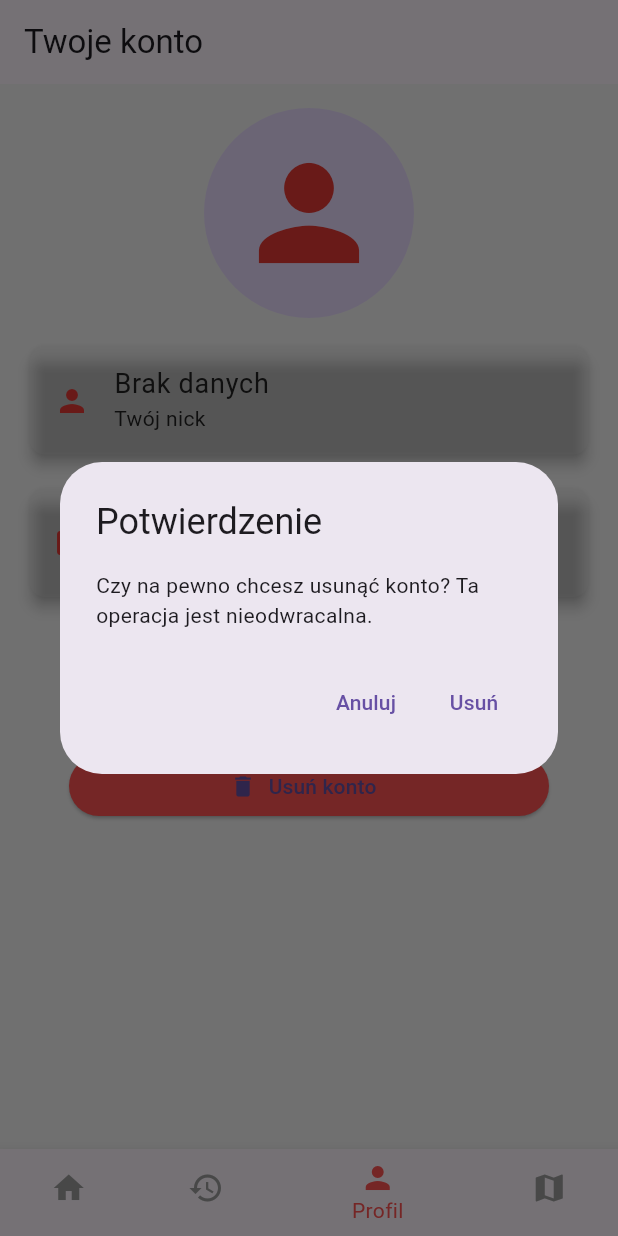
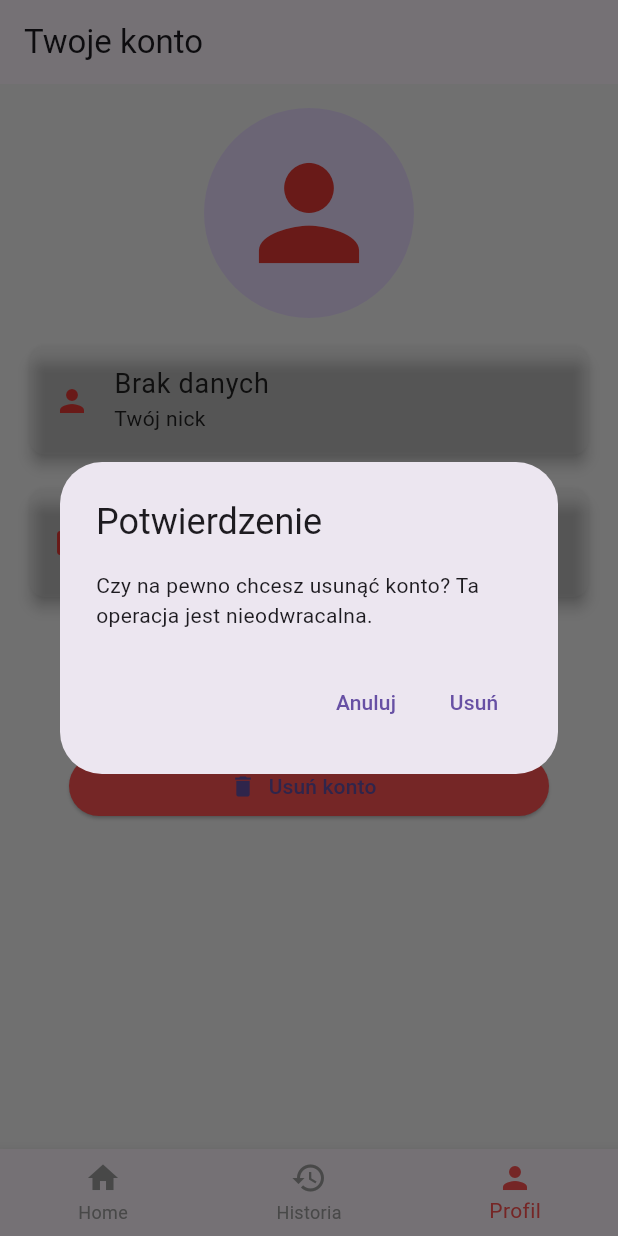
Before and after one commit to jakubret/projektowe_2, a Flutter app: the PersistentScaffold screen opened directly, item 3 of the bottom bar chosen, after a tap on "Usuń konto", on a phone screen of 412 x 824 dp. Run offline on Flutter 3.47's test engine with Material 3 defaults, Android fonts, the phone set to English and light mode, and no system bars; our stand-ins replace bloc, equatable, flutter_bloc, image_picker; accounts and stored records are empty.

Commit message:
Revert "map and changes"
This reverts commit f85b5a5164ec2453fc89a1bab382c641deb8f1db.

```diff
--- a/lib/blocs/auth/auth_bloc.dart
+++ b/lib/blocs/auth/auth_bloc.dart
@@ -2,7 +2,6 @@ import 'package:bloc/bloc.dart';
 import 'package:zabytki_app/repositories/auth_repository.dart';
 import 'auth_event.dart';
 import 'auth_state.dart';
-import 'package:zabytki_app/model/user_model.dart';
 
 class AuthBloc extends Bloc<AuthEvent, AuthState> {
   final AuthRepository _authRepository;
--- a/lib/blocs/auth/auth_event.dart
+++ b/lib/blocs/auth/auth_event.dart
@@ -1,6 +1,5 @@
 import 'package:equatable/equatable.dart';
 import 'package:zabytki_app/repositories/auth_repository.dart'; // Upewnij się, że ścieżka jest poprawna
-import 'package:zabytki_app/model/user_model.dart';
 
 abstract class AuthEvent extends Equatable {
   const AuthEvent();
--- a/lib/blocs/auth/auth_state.dart
+++ b/lib/blocs/auth/auth_state.dart
@@ -1,7 +1,5 @@
 import 'package:equatable/equatable.dart';
 import 'package:zabytki_app/repositories/auth_repository.dart'; // Upewnij się, że ścieżka jest poprawna
-import 'package:zabytki_app/model/user_model.dart';
-
 abstract class AuthState extends Equatable {
   const AuthState();
 }
--- a/lib/model/user_model.dart
+++ /dev/null
@@ -1,15 +0,0 @@
-class User {
-  final String id;
-  final String name;
-  final String email;
-
-  User({required this.id, required this.name, required this.email});
-
-  factory User.fromJson(Map<String, dynamic> json) {
-    return User(
-      id: json['id'].toString(),
-      name: json['name'],
-      email: json['email'],
-    );
-  }
-}
--- a/lib/persistent_scaffold.dart
+++ b/lib/persistent_scaffold.dart
@@ -1,12 +1,10 @@
 import 'package:flutter/material.dart';
 import 'package:zabytki_app/screens/history_screen/history_screen.dart';
 import 'package:zabytki_app/screens/home_screen/landmark_recognition_screen.dart'; // Zaimportuj ekran rozpoznawania
-import 'package:zabytki_app/screens/maps_screen/map_screen.dart';
 //import 'package:zabytki_app/screens/basket_screens/basket_screen.dart'; // Jeśli masz taki ekran
 //import 'package:zabytki_app/screens/order_screens/order_history_screen.dart'; // Jeśli masz taki ekran
 import 'package:zabytki_app/screens/profile_screen.dart'; // Jeśli masz taki ekran
 //import '../widgets/basket_icon_with_badge.dart'; // Jeśli używasz tego widgetu
-import 'package:zabytki_app/screens/maps_screen/map_screen.dart';
 
 class PersistentScaffold extends StatefulWidget {
   const PersistentScaffold({Key? key}) : super(key: key);
@@ -22,8 +20,6 @@ class _PersistentScaffoldState extends State<PersistentScaffold> {
     GlobalKey<NavigatorState>(),
     GlobalKey<NavigatorState>(),
     GlobalKey<NavigatorState>(),
-      GlobalKey<NavigatorState>(), // <- dodaj to
-
   ];
 
   List<Widget> get _tabs => [
@@ -49,14 +45,6 @@ class _PersistentScaffoldState extends State<PersistentScaffold> {
           onGenerateRoute: (routeSettings) {
             return MaterialPageRoute(
               builder: (_) => const ProfileScreen(), // Zostaw lub zmień, jeśli nie masz
-            );
-          },
-        ),
-        Navigator(
-          key: _navigatorKeys[3],
-          onGenerateRoute: (routeSettings) {
-            return MaterialPageRoute(
-              builder: (_) =>  MonumentMapScreen(), // Zostaw lub zmień, jeśli nie masz
             );
           },
         ),
@@ -97,10 +85,6 @@ class _PersistentScaffoldState extends State<PersistentScaffold> {
             icon: Icon(Icons.person),
             label: 'Profil',
           ),
-          BottomNavigationBarItem(
-      icon: Icon(Icons.map),
-      label: 'Mapa',
-    ),
         ],
         selectedItemColor: Colors.redAccent,
         unselectedItemColor: Colors.grey,
--- a/lib/repositories/auth_repository.dart
+++ b/lib/repositories/auth_repository.dart
@@ -1,6 +1,5 @@
 import 'package:http/http.dart' as http;
 import 'dart:convert';
-import 'package:zabytki_app/model/user_model.dart';
 
 import 'package:zabytki_app/config.dart';
 
@@ -92,3 +91,19 @@ class AuthRepository {
     }
   }
 }
+
+class User {
+  final String id;
+  final String name;
+  final String email;
+
+  User({required this.id, required this.name, required this.email});
+
+  factory User.fromJson(Map<String, dynamic> json) {
+    return User(
+      id: json['id'].toString(),
+      name: json['name'],
+      email: json['email'],
+    );
+  }
+}
--- a/lib/screens/history_screen/history_screen.dart
+++ b/lib/screens/history_screen/history_screen.dart
@@ -1,13 +1,11 @@
 import 'package:flutter/material.dart';
 import 'package:flutter_bloc/flutter_bloc.dart';
+import 'package:http/http.dart' as http;
 import 'package:zabytki_app/blocs/auth/auth_bloc.dart';
 import 'package:zabytki_app/blocs/auth/auth_state.dart';
 import 'package:zabytki_app/config.dart';
+import 'dart:convert';
 import 'package:zabytki_app/model/history.dart';
-import 'package:socket_io_client/socket_io_client.dart' as IO;
-import 'package:http/http.dart' as http;
-import 'dart:convert';
-
 class HistoryScreen extends StatefulWidget {
   const HistoryScreen({super.key});
 
@@ -17,93 +15,31 @@ class HistoryScreen extends StatefulWidget {
 
 class _HistoryScreenState extends State<HistoryScreen> {
   List<HistoryItem> _historyItems = [];
-  Set<int> _expandedItems = <int>{};
+  Set<int> _expandedItems = <int>{}; // Przechowuje ID rozwiniętych elementów
   bool _isLoading = false;
   String _errorMessage = '';
 final String serverAddress = Config.serverAddress;
-  IO.Socket? _socket;
-  bool _isConnecting = false; // Dodaj flagę dla stanu połączenia
 
   @override
 void initState() {
   super.initState();
-    _connectWebSocket(context);
-    _fetchInitialHistory(context);
+  WidgetsBinding.instance.addPostFrameCallback((_) {
+    _fetchHistory(context); // Przekaż context
+  });
 }
 
-  @override
-  void dispose() {
-    _socket?.disconnect();
-    _socket?.dispose();
-    super.dispose();
-  }
-
-  void _connectWebSocket(BuildContext context) {
-    final authBloc = BlocProvider.of<AuthBloc>(context);
-    if (authBloc.state is AuthAuthenticated) {
-      final userId = (authBloc.state as AuthAuthenticated).user!.id;
-      setState(() {
-        _isConnecting = true; // Ustaw flagę na true przed połączeniem
-      });
-      _socket = IO.io(
-        serverAddress,
-        IO.OptionBuilder()
-            .setTransports(['websocket'])
-            .setQuery({'user_id': userId.toString()})
-            .build(),
-      );
-
-      _socket?.connect();
-
-      _socket?.onConnect((_) {
-        print('Połączono z WebSocket');
-        setState(() {
-          _isConnecting =
-              false; // Ustaw flagę na false po pomyślnym połączeniu
-        });
-      });
-
-      _socket?.onDisconnect((_) {
-        print('Rozłączono z WebSocket');
-        setState(() {
-          _isConnecting =
-              false; // Ustaw flagę na false po rozłączeniu
-        });
-      });
-
-      _socket?.on('new_query', (data) {
-        print('Otrzymano nowe zapytanie: $data');
-        try {
-          final newItem = HistoryItem.fromJson(data as Map<String, dynamic>);
-          setState(() {
-            _historyItems.insert(0, newItem); // Dodaj na początek listy
-          });
-        } catch (e) {
-          print('Błąd podczas parsowania nowego zapytania: $e');
-        }
-      });
-
-      _socket?.onError((error) {
-        print('Błąd WebSocket: $error');
-        setState(() {
-          _errorMessage = 'Wystąpił problem z połączeniem WebSocket.';
-          _isConnecting = false; // Ustaw flagę na false w przypadku błędu
-        });
-      });
-    }
-  }
-
-  Future<void> _fetchInitialHistory(BuildContext context) async {
+// W HistoryScreen (zmodyfikuj _fetchHistory)
+Future<void> _fetchHistory(BuildContext context) async {
   setState(() {
     _isLoading = true;
     _errorMessage = '';
   });
 
-    final authBloc = BlocProvider.of<AuthBloc>(context);
+  final authBloc = BlocProvider.of<AuthBloc>(context); // Pobierz AuthBloc
 
   if (authBloc.state is AuthAuthenticated) {
     final userId = (authBloc.state as AuthAuthenticated).user!.id;
-      final Uri uri = Uri.parse('$serverAddress/history?user_id=$userId');
+    final Uri uri = Uri.parse('$serverAddress/history?user_id=$userId'); // Dodaj user_id jako parametr
 
     try {
       final response = await http.get(uri);
@@ -111,15 +47,12 @@ class _HistoryScreenState extends State<HistoryScreen> {
       if (response.statusCode == 200) {
         final List<dynamic> data = jsonDecode(response.body) as List<dynamic>;
         setState(() {
-            _historyItems = data
-                .map((item) => HistoryItem.fromJson(item as Map<String, dynamic>))
-                .toList();
+          _historyItems = data.map((item) => HistoryItem.fromJson(item as Map<String, dynamic>)).toList();
           _isLoading = false;
         });
       } else {
         setState(() {
-            _errorMessage =
-                'Wystąpił błąd podczas pobierania historii: ${response.statusCode}';
+          _errorMessage = 'Wystąpił błąd podczas pobierania historii: ${response.statusCode}';
           _isLoading = false;
         });
       }
@@ -130,12 +63,16 @@ class _HistoryScreenState extends State<HistoryScreen> {
       });
     }
   } else {
+    // Obsłuż sytuację, gdy użytkownik nie jest zalogowany
     setState(() {
-        _errorMessage = 'Użytkownik nie jest zalogowany.';
+      _errorMessage = 'Użytkownik nie jest zalogowany, nie można pobrać historii.';
       _isLoading = false;
     });
   }
 }
+
+// Zmień wywołanie _fetchHistory w initState:
+
 
   void _toggleExpansion(int itemId) {
     setState(() {
@@ -156,8 +93,7 @@ class _HistoryScreenState extends State<HistoryScreen> {
         crossAxisAlignment: CrossAxisAlignment.start,
         children: [
           ListTile(
-            title:
-                Text(item.question, style: const TextStyle(fontWeight: FontWeight.bold)),
+            title: Text(item.question, style: const TextStyle(fontWeight: FontWeight.bold)),
             subtitle: Text('Zabytek: ${item.zabytek}'),
             trailing: IconButton(
               icon: Icon(isExpanded ? Icons.expand_less : Icons.expand_more),
@@ -170,8 +106,7 @@ class _HistoryScreenState extends State<HistoryScreen> {
               child: Column(
                 crossAxisAlignment: CrossAxisAlignment.start,
                 children: [
-                  const Text('Odpowiedź:',
-                      style: TextStyle(fontWeight: FontWeight.bold)),
+                  const Text('Odpowiedź:', style: TextStyle(fontWeight: FontWeight.bold)),
                   const SizedBox(height: 8.0),
                   Text(item.answer),
                 ],
@@ -188,29 +123,18 @@ class _HistoryScreenState extends State<HistoryScreen> {
       appBar: AppBar(
         title: const Text('Historia Zapytań'),
       ),
-      body: Stack(
-        children: [
-          _isLoading
+      body: _isLoading
           ? const Center(child: CircularProgressIndicator())
           : _errorMessage.isNotEmpty
               ? Center(child: Text(_errorMessage))
               : _historyItems.isEmpty
                   ? const Center(child: Text('Brak historii zapytań.'))
-                      : RefreshIndicator(
-                          onRefresh: () => _fetchInitialHistory(context),
-                          child: ListView.builder(
+                  : ListView.builder(
                       itemCount: _historyItems.length,
                       itemBuilder: (context, index) {
                         return _buildHistoryItem(_historyItems[index]);
                       },
                     ),
-                        ),
-          if (_isConnecting) // Użyj _isConnecting
-            const Center(
-                child:
-                    CircularProgressIndicator()), // Wskaźnik łączenia WebSocket
-        ],
-      ),
     );
   }
 }
--- a/lib/screens/home_screen/landmark_recognition_screen.dart
+++ b/lib/screens/home_screen/landmark_recognition_screen.dart
@@ -6,16 +6,12 @@ import 'package:image_picker/image_picker.dart';
 import 'package:http/http.dart' as http;
 import 'package:zabytki_app/blocs/auth/auth_bloc.dart';
 import 'package:zabytki_app/blocs/auth/auth_state.dart';
-import 'package:zabytki_app/config.dart';
-import 'package:socket_io_client/socket_io_client.dart' as IO;
-import 'package:zabytki_app/screens/maps_screen/map_screen.dart';
-
+import 'package:zabytki_app/config.dart'; // Zmień ścieżkę, jeśli plik jest w innym folderze
 class LandmarkRecognitionScreen extends StatefulWidget {
   const LandmarkRecognitionScreen({Key? key}) : super(key: key);
 
   @override
-  _LandmarkRecognitionScreenState createState() =>
-      _LandmarkRecognitionScreenState();
+  _LandmarkRecognitionScreenState createState() => _LandmarkRecognitionScreenState();
 }
 
 class _LandmarkRecognitionScreenState extends State<LandmarkRecognitionScreen> {
@@ -27,48 +23,6 @@ class _LandmarkRecognitionScreenState extends State<LandmarkRecognitionScreen> {
   final _questionController = TextEditingController();
   final String serverAddress = Config.serverAddress;
   List<Map<String, String>> conversation = [];
-  IO.Socket? _socket;
-
-  @override
-  void initState() {
-    super.initState();
-    _connectWebSocket(context);
-  }
-
-  @override
-  void dispose() {
-    _socket?.disconnect();
-    _socket?.dispose();
-    super.dispose();
-  }
-
-  void _connectWebSocket(BuildContext context) {
-    final authBloc = BlocProvider.of<AuthBloc>(context);
-    if (authBloc.state is AuthAuthenticated) {
-      final userId = (authBloc.state as AuthAuthenticated).user!.id;
-      _socket = IO.io(
-        serverAddress,
-        IO.OptionBuilder()
-            .setTransports(['websocket'])
-            .setQuery({'user_id': userId.toString()}) // Przekaż user_id
-            .build(),
-      );
-
-      _socket?.connect();
-
-      _socket?.onConnect((_) {
-        print('Połączono z WebSocket na LandmarkScreen');
-      });
-
-      _socket?.onDisconnect((_) {
-        print('Rozłączono z WebSocket na LandmarkScreen');
-      });
-
-      _socket?.onError((error) {
-        print('Błąd WebSocket na LandmarkScreen: $error');
-      });
-    }
-  }
 
   Future<void> _getImage(ImageSource source) async {
     final pickedFile = await picker.pickImage(source: source);
@@ -95,19 +49,17 @@ class _LandmarkRecognitionScreenState extends State<LandmarkRecognitionScreen> {
 
   Future<void> _askQuestion(BuildContext context) async {
   final uri = Uri.parse("$serverAddress/ask/");
-    final authBloc = BlocProvider.of<AuthBloc>(context);
+  final authBloc = BlocProvider.of<AuthBloc>(context); // Pobierz AuthBloc
 
   if (authBloc.state is AuthAuthenticated) {
     final userId = (authBloc.state as AuthAuthenticated).user!.id;
-      final response = await http.post(
-        uri,
+    final response = await http.post(uri,
         headers: {'Content-Type': 'application/json'},
         body: json.encode({
           'zabytek': _prediction,
           'question': _questionController.text,
-          'user_id': userId,
-        }),
-      );
+          'user_id': userId, // Dodaj ID użytkownika
+        }));
 
     final data = json.decode(response.body);
     setState(() {
@@ -118,18 +70,13 @@ class _LandmarkRecognitionScreenState extends State<LandmarkRecognitionScreen> {
       });
       _questionController.clear();
     });
-
-      // Emituj zdarzenie WebSocket po zadaniu pytania
-      _socket?.emit('new_query', {
-        'user_id': userId,
-        'zabytek': _prediction,
-        'question': _questionController.text,
-        'answer': _answer,
-      });
   } else {
+    // Obsłuż sytuację, gdy użytkownik nie jest zalogowany
     print("Użytkownik nie jest zalogowany.");
   }
 }
+
+// Zmień wywołanie _askQuestion w build:
 
   @override
   Widget build(BuildContext context) {
@@ -177,23 +124,11 @@ class _LandmarkRecognitionScreenState extends State<LandmarkRecognitionScreen> {
               ),
               const SizedBox(height: 10),
               ElevatedButton(
-                onPressed: () => _askQuestion(context),
+  onPressed: () => _askQuestion(context), // Użyj dwukropka (:) do przypisania funkcji
   child: const Text("Zapytaj"),
 ),
               const SizedBox(height: 20),
             ],
-            if (_prediction.isNotEmpty && _description.isNotEmpty)
-            ElevatedButton(
-                onPressed: () {
-                  Navigator.push(
-                    context,
-                    MaterialPageRoute(
-                      builder: (context) => MonumentMapScreen(recognizedLandmark: _prediction),
-                    ),
-                  );
-                },
-                child: const Text("Pokaż na mapie"),
-              ),
             if (conversation.isNotEmpty)
               Column(
                 children: conversation.map((msg) {
--- a/lib/screens/maps_screen/map_screen.dart
+++ /dev/null
@@ -1,157 +0,0 @@
-import 'package:flutter/material.dart';
-import 'package:flutter_map/flutter_map.dart';
-import 'package:latlong2/latlong.dart';
-import 'package:geolocator/geolocator.dart';
-import 'package:http/http.dart' as http;
-import 'dart:convert';
-
-class MonumentMapScreen extends StatefulWidget {
-  final String? recognizedLandmark;
-
-  const MonumentMapScreen({Key? key, this.recognizedLandmark}) : super(key: key);
-
-  @override
-  State<MonumentMapScreen> createState() => _MonumentMapScreenState();
-}
-
-class _MonumentMapScreenState extends State<MonumentMapScreen> {
-  final MapController _mapController = MapController();
-  final List<Marker> _monumentMarkers = [];
-  Position? _currentPosition;
-  bool _locationServiceEnabled = false;
-  bool _locationLoaded = false;
-
-  @override
-  void initState() {
-    super.initState();
-    _checkLocationServiceEnabled();
-    _getCurrentLocation();
-    if (widget.recognizedLandmark?.isNotEmpty ?? false) {
-      Future.delayed(const Duration(milliseconds: 500), () {
-        _getMonumentDetails(widget.recognizedLandmark!);
-      });
-    }
-  }
-
-  Future<void> _checkLocationServiceEnabled() async {
-    _locationServiceEnabled = await Geolocator.isLocationServiceEnabled();
-    if (!_locationServiceEnabled) {
-      ScaffoldMessenger.of(context).showSnackBar(
-        const SnackBar(content: Text('Usługi lokalizacyjne są wyłączone.')),
-      );
-    }
-  }
-
-  Future<void> _getCurrentLocation() async {
-    LocationPermission permission = await Geolocator.checkPermission();
-    if (permission == LocationPermission.deniedForever) {
-      print('Uprawnienia lokalizacji są permanentnie zablokowane.');
-      return;
-    }
-    if (permission == LocationPermission.denied) {
-      permission = await Geolocator.requestPermission();
-      if (permission != LocationPermission.whileInUse &&
-          permission != LocationPermission.always) {
-        print('Brak uprawnień do lokalizacji.');
-        return;
-      }
-    }
-    try {
-      final position = await Geolocator.getCurrentPosition(
-          desiredAccuracy: LocationAccuracy.high);
-
-      if (position.latitude.isFinite && position.longitude.isFinite) {
-        setState(() {
-          _currentPosition = position;
-          _locationLoaded = true;
-        });
-        _mapController.move(LatLng(position.latitude, position.longitude), 15.0);
-      }
-    } catch (e) {
-      print("Błąd podczas pobierania lokalizacji: $e");
-    }
-  }
-
-  Future<void> _getMonumentDetails(String monumentName) async {
-    final String url =
-        'https://nominatim.openstreetmap.org/search?q=$monumentName&format=json&limit=1';
-
-    try {
-      final response = await http.get(
-        Uri.parse(Uri.encodeFull(url)),
-        headers: {'User-Agent': 'zabytki_app/1.0 (flutter)'},
-      );
-      if (response.statusCode == 200) {
-        final List<dynamic> data = json.decode(response.body);
-        if (data.isNotEmpty && data[0]['lat'] != null && data[0]['lon'] != null) {
-          final latitude = double.tryParse(data[0]['lat']?.toString() ?? '');
-          final longitude = double.tryParse(data[0]['lon']?.toString() ?? '');
-
-          if (latitude != null &&
-              longitude != null &&
-              latitude.isFinite &&
-              longitude.isFinite) {
-            setState(() {
-              _monumentMarkers.add(
-                Marker(
-                  width: 80.0,
-                  height: 80.0,
-                  point: LatLng(latitude, longitude),
-                  child: const Icon(Icons.location_pin, color: Colors.blue, size: 40),
-                ),
-              );
-              _mapController.move(LatLng(latitude, longitude), 16.0);
-            });
-          } else {
-            print('Nieprawidłowe współrzędne (NaN/Infinity) dla: $monumentName');
-          }
-        } else {
-          print('Nie znaleziono zabytku: $monumentName');
-        }
-      } else {
-        print('Błąd zapytania do OpenStreetMap: ${response.statusCode}');
-      }
-    } catch (e) {
-      print('Wystąpił błąd: $e');
-    }
-  }
-
-  @override
-  Widget build(BuildContext context) {
-    final List<Marker> allMarkers = [..._monumentMarkers];
-    if (_currentPosition != null &&
-        _currentPosition!.latitude.isFinite &&
-        _currentPosition!.longitude.isFinite) {
-      allMarkers.add(
-        Marker(
-          width: 40.0,
-          height: 40.0,
-          point: LatLng(_currentPosition!.latitude, _currentPosition!.longitude),
-          child: const Icon(Icons.my_location, color: Colors.red),
-        ),
-      );
-    }
-
-    final initialLatLng = _locationLoaded
-        ? LatLng(_currentPosition!.latitude, _currentPosition!.longitude)
-        : const LatLng(50.0545, 19.9366); // fallback: Kraków centrum
-
-    return Scaffold(
-      appBar: AppBar(title: const Text('Mapa')),
-      body: FlutterMap(
-        mapController: _mapController,
-        options: MapOptions(
-          initialCenter: initialLatLng,
-          initialZoom: 13.0,
-        ),
-        children: [
-          TileLayer(
-            urlTemplate: 'https://tile.openstreetmap.org/{z}/{x}/{y}.png',
-            userAgentPackageName: 'zabytki_app',
-          ),
-          MarkerLayer(markers: allMarkers),
-        ],
-      ),
-    );
-  }
-}
--- a/pubspec.yaml
+++ b/pubspec.yaml
@@ -38,11 +38,6 @@ dependencies:
   bloc: ^9.0.0
   equatable: ^2.0.7
   flutter_bloc: ^9.1.0
-  socket_io_client: ^3.1.2
-  google_maps_flutter: ^2.12.1
-  geolocator: ^14.0.0
-  latlong2: ^0.9.1
-  flutter_map: ^8.1.1
 
 dev_dependencies:
   flutter_test:
```
Also changed, not shown: pubspec.lock, 3 other files. Lines whose indentation alone changed are shown as unchanged.
